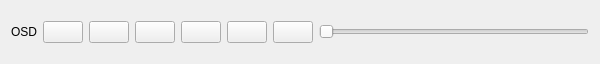
Before: the Qt Designer form ui/TanoOsd.ui in ntadej/tano, drawn with Qt 5.
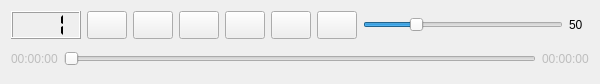
After: the same form once the commit is applied. Icons and pictures are not drawn.

Commit message: Working OSD, volume management changes

```diff
--- a/ui/TanoOsd.ui
+++ b/ui/TanoOsd.ui
@@ -6,27 +6,47 @@
     <x>0</x>
     <y>0</y>
     <width>600</width>
-    <height>64</height>
+    <height>84</height>
    </rect>
   </property>
-  <property name="windowTitle" >
-   <string>TanoOsd</string>
-  </property>
-  <layout class="QHBoxLayout" name="horizontalLayout" >
+  <layout class="QVBoxLayout" name="verticalLayout" >
    <item>
-    <widget class="QLabel" name="labelOsd" >
-     <property name="text" >
-      <string>OSD</string>
+    <layout class="QHBoxLayout" name="buttonsLayout" >
+     <item>
+      <widget class="QLCDNumber" name="channelNumber" >
+       <property name="minimumSize" >
+        <size>
+         <width>70</width>
+         <height>0</height>
+        </size>
+       </property>
+       <property name="maximumSize" >
+        <size>
+         <width>70</width>
+         <height>40</height>
+        </size>
+       </property>
+       <property name="frameShadow" >
+        <enum>QFrame::Raised</enum>
+       </property>
+       <property name="numDigits" >
+        <number>3</number>
+       </property>
+       <property name="segmentStyle" >
+        <enum>QLCDNumber::Flat</enum>
+       </property>
+       <property name="value" stdset="0" >
+        <double>1.000000000000000</double>
      </property>
     </widget>
    </item>
    <item>
     <widget class="QPushButton" name="buttonPlay" >
-     <property name="sizePolicy" >
-      <sizepolicy vsizetype="Fixed" hsizetype="Maximum" >
-       <horstretch>0</horstretch>
-       <verstretch>0</verstretch>
-      </sizepolicy>
+       <property name="maximumSize" >
+        <size>
+         <width>40</width>
+         <height>40</height>
+        </size>
      </property>
      <property name="toolTip" >
       <string>Play</string>
@@ -51,6 +71,15 @@
        <verstretch>0</verstretch>
       </sizepolicy>
      </property>
+       <property name="maximumSize" >
+        <size>
+         <width>40</width>
+         <height>40</height>
+        </size>
+       </property>
+       <property name="toolTip" >
+        <string>Stop</string>
+       </property>
      <property name="icon" >
       <iconset resource="images.qrc" >
        <normaloff>:/icons/images/player_stop.png</normaloff>:/icons/images/player_stop.png</iconset>
@@ -71,6 +100,15 @@
        <verstretch>0</verstretch>
       </sizepolicy>
      </property>
+       <property name="maximumSize" >
+        <size>
+         <width>40</width>
+         <height>40</height>
+        </size>
+       </property>
+       <property name="toolTip" >
+        <string>Back</string>
+       </property>
      <property name="icon" >
       <iconset resource="images.qrc" >
        <normaloff>:/icons/images/player_rew.png</normaloff>:/icons/images/player_rew.png</iconset>
@@ -91,6 +129,15 @@
        <verstretch>0</verstretch>
       </sizepolicy>
      </property>
+       <property name="maximumSize" >
+        <size>
+         <width>40</width>
+         <height>40</height>
+        </size>
+       </property>
+       <property name="toolTip" >
+        <string>Next</string>
+       </property>
      <property name="icon" >
       <iconset resource="images.qrc" >
        <normaloff>:/icons/images/player_fwd.png</normaloff>:/icons/images/player_fwd.png</iconset>
@@ -111,6 +158,15 @@
        <verstretch>0</verstretch>
       </sizepolicy>
      </property>
+       <property name="maximumSize" >
+        <size>
+         <width>40</width>
+         <height>40</height>
+        </size>
+       </property>
+       <property name="toolTip" >
+        <string>Record Now</string>
+       </property>
      <property name="icon" >
       <iconset resource="images.qrc" >
        <normaloff>:/icons/images/record.png</normaloff>:/icons/images/record.png</iconset>
@@ -131,6 +187,15 @@
        <verstretch>0</verstretch>
       </sizepolicy>
      </property>
+       <property name="maximumSize" >
+        <size>
+         <width>40</width>
+         <height>40</height>
+        </size>
+       </property>
+       <property name="toolTip" >
+        <string>Mute</string>
+       </property>
      <property name="icon" >
       <iconset resource="images.qrc" >
        <normaloff>:/icons/images/player_mute.png</normaloff>:/icons/images/player_mute.png</iconset>
@@ -149,18 +214,70 @@
    <item>
     <widget class="QSlider" name="volumeSlider" >
      <property name="sizePolicy" >
-      <sizepolicy vsizetype="Fixed" hsizetype="MinimumExpanding" >
+        <sizepolicy vsizetype="Maximum" hsizetype="Expanding" >
        <horstretch>0</horstretch>
        <verstretch>0</verstretch>
       </sizepolicy>
      </property>
      <property name="maximum" >
-      <number>100</number>
-     </property>
+        <number>200</number>
+       </property>
+       <property name="value" >
+        <number>50</number>
+       </property>
      <property name="orientation" >
       <enum>Qt::Horizontal</enum>
      </property>
     </widget>
+     </item>
+     <item>
+      <widget class="QLabel" name="labelVolume" >
+       <property name="minimumSize" >
+        <size>
+         <width>20</width>
+         <height>0</height>
+        </size>
+       </property>
+       <property name="text" >
+        <string>50</string>
+       </property>
+      </widget>
+     </item>
+    </layout>
+   </item>
+   <item>
+    <layout class="QHBoxLayout" name="durationLayout" >
+     <item>
+      <widget class="QLabel" name="labelDuration" >
+       <property name="enabled" >
+        <bool>false</bool>
+       </property>
+       <property name="text" >
+        <string>00:00:00</string>
+       </property>
+      </widget>
+     </item>
+     <item>
+      <widget class="QSlider" name="durationSlider" >
+       <property name="enabled" >
+        <bool>false</bool>
+       </property>
+       <property name="orientation" >
+        <enum>Qt::Horizontal</enum>
+       </property>
+      </widget>
+     </item>
+     <item>
+      <widget class="QLabel" name="labelLenght" >
+       <property name="enabled" >
+        <bool>false</bool>
+       </property>
+       <property name="text" >
+        <string>00:00:00</string>
+       </property>
+      </widget>
+     </item>
+    </layout>
    </item>
   </layout>
  </widget>
```
Left out of the diff: 19 changed lines with no effect on the pictures. Lines whose indentation alone changed are shown as unchanged. The commit also changes 8 other files.
